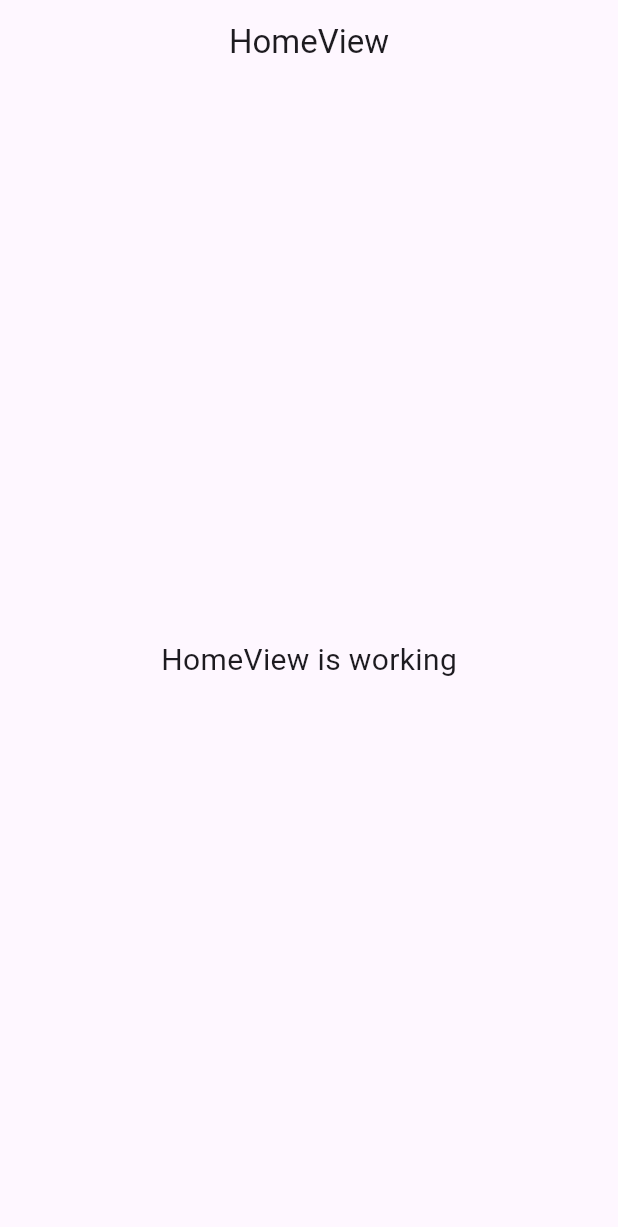
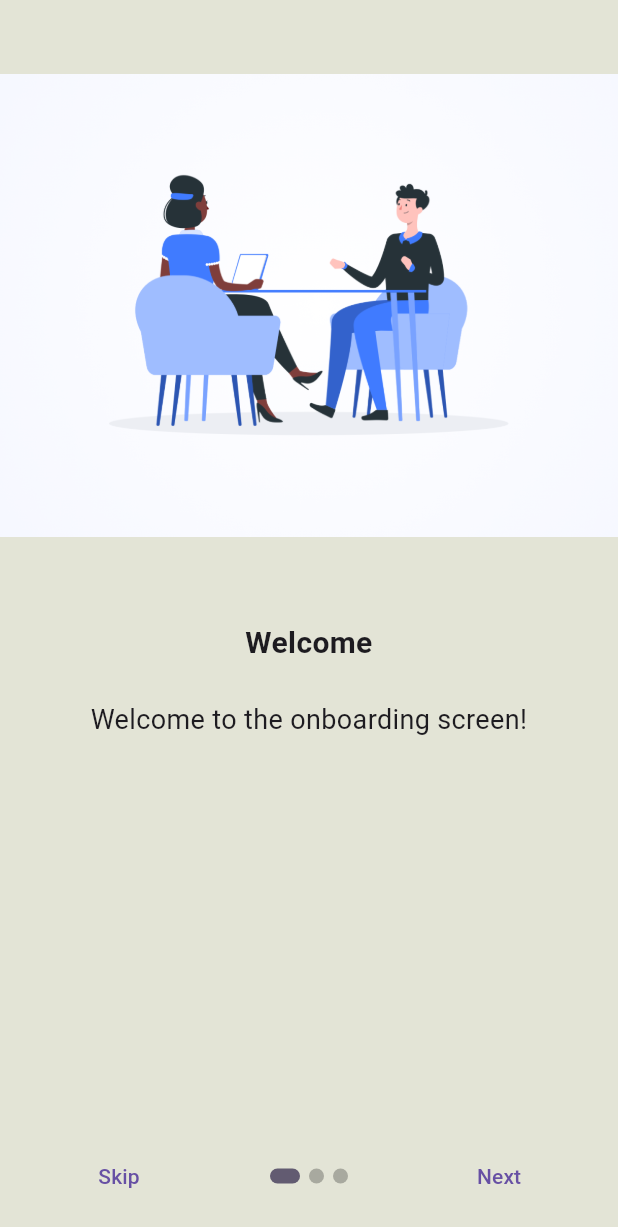
Before and after one commit to mr-xcode/smt_phone_dev, a Flutter app: the screen it shows after launch, on a phone screen of 412 x 824 dp. Shown: the top 1227 px of the screen. Run offline on Flutter 3.47's test engine with Material 3 defaults, Android fonts, the light colour scheme and no system bars; drawn by our look-alikes of introduction_screen; our stand-ins replace firebase_core, get, getwidget, shared_preferences; accounts and stored records are empty; statements that could not run were skipped.

Commit message:
splash and onboarding added

```diff
--- a/lib/app/data/color_consts.dart
+++ b/lib/app/data/color_consts.dart
@@ -2,7 +2,7 @@ import 'package:flutter/material.dart';
 
 class ColorConsts {
   static const priColor = Color(0xff0C89CE);
-  static const secColor = Color(0xffE3E4D6);
+  static const scaffoldBgColor = Color(0xffE3E4D6);
   static const blackColor = Color(0xff070D27);
   static const backgroundColor = Color(0xff454E54);
 }
--- /dev/null
+++ b/lib/app/modules/onboarding/controllers/onboarding_controller.dart
@@ -0,0 +1,43 @@
+import 'package:flutter/material.dart';
+import 'package:get/get.dart';
+import 'package:introduction_screen/introduction_screen.dart';
+
+class OnboardingController extends GetxController {
+  //TODO: Implement OnboardingController
+  final List<PageViewModel> onboardingPages = [
+    PageViewModel(
+      title: 'Welcome',
+      body: 'Welcome to the onboarding screen!',
+      image: Image.asset('assets/onboarding/one.webp'),
+    ),
+    PageViewModel(
+      title: 'Features',
+      body: 'Discover amazing features of our app.',
+      image: Image.asset('assets/onboarding/two.webp'),
+    ),
+    PageViewModel(
+      title: 'Get Started',
+      body: 'Get started and enjoy using our app.',
+      image: Image.asset('assets/onboarding/three.png'),
+    ),
+  ];
+
+  void completeOnboarding() async {
+    Get.offAllNamed('/home');
+  }
+
+  @override
+  void onInit() {
+    super.onInit();
+  }
+
+  @override
+  void onReady() {
+    super.onReady();
+  }
+
+  @override
+  void onClose() {
+    super.onClose();
+  }
+}
--- /dev/null
+++ b/lib/app/modules/onboarding/views/onboarding_view.dart
@@ -0,0 +1,36 @@
+import 'package:flutter/material.dart';
+
+import 'package:get/get.dart';
+import 'package:introduction_screen/introduction_screen.dart';
+
+import '../controllers/onboarding_controller.dart';
+
+class OnboardingView extends GetView<OnboardingController> {
+  const OnboardingView({Key? key}) : super(key: key);
+  @override
+  Widget build(BuildContext context) {
+    return Scaffold(
+      body: IntroductionScreen(
+        pages: controller.onboardingPages,
+        onDone: () => controller.completeOnboarding(),
+        showSkipButton: true,
+        skip: const Text('Skip'),
+        next: const Text("Next"),
+        done: const Text("Done", style: TextStyle(fontWeight: FontWeight.w700)),
+        onSkip: () {
+          // On Skip button pressed
+          Get.offAllNamed('/home');
+        },
+        dotsDecorator: DotsDecorator(
+          size: const Size.square(10.0),
+          activeSize: const Size(20.0, 10.0),
+          activeColor: Theme.of(context).colorScheme.secondary,
+          color: Colors.black26,
+          spacing: const EdgeInsets.symmetric(horizontal: 3.0),
+          activeShape:
+              RoundedRectangleBorder(borderRadius: BorderRadius.circular(25.0)),
+        ),
+      ),
+    );
+  }
+}
--- a/lib/app/routes/app_routes.dart
+++ b/lib/app/routes/app_routes.dart
@@ -5,10 +5,14 @@ abstract class Routes {
   Routes._();
   static const HOME = _Paths.HOME;
   static const IS_FIRSTTIME = _Paths.IS_FIRSTTIME;
+  static const SPLASH = _Paths.SPLASH;
+  static const ONBOARDING = _Paths.ONBOARDING;
 }
 
 abstract class _Paths {
   _Paths._();
   static const HOME = '/home';
   static const IS_FIRSTTIME = '/is-firsttime';
+  static const SPLASH = '/splash';
+  static const ONBOARDING = '/onboarding';
 }
--- a/pubspec.yaml
+++ b/pubspec.yaml
@@ -16,15 +16,19 @@ dependencies:
   cloud_firestore: ^4.17.3
   getwidget: ^4.0.0
   flutter_launcher_icons: ^0.13.1
+  shared_preferences: ^2.2.3
+  introduction_screen: ^3.1.14
 
 dev_dependencies:
   flutter_lints: 4.0.0
   flutter_test:
     sdk: flutter
-  flutter_launcher_icons: ^0.13.1
 
 flutter:
   uses-material-design: true
+  assets:
+    - assets/logo/
+    - assets/onboarding/
 
 
 flutter_launcher_icons:
```
Also changed, not shown: lib/app/modules/home/views/home_view.dart (+9 -1 lines), lib/app/modules/is_firsttime/bindings/is_firsttime_binding.dart (deleted, +0 -12 lines), lib/app/modules/is_firsttime/controllers/is_firsttime_controller.dart (deleted, +0 -23 lines), lib/app/modules/is_firsttime/views/is_firsttime_view.dart (deleted, +0 -24 lines), lib/app/modules/onboarding/bindings/onboarding_binding.dart (added, +12 -0 lines), lib/app/modules/splash/bindings/splash_binding.dart (added, +10 -0 lines), lib/app/modules/splash/controllers/splash_controller.dart (added, +33 -0 lines), lib/app/modules/splash/views/splash_view.dart (added, +87 -0 lines), lib/app/routes/app_pages.dart (+13 -6 lines), lib/main.dart (+11 -1 lines), assets/onboarding/one.webp (added), assets/onboarding/two.webp (added), pubspec.lock, 7 other files.
